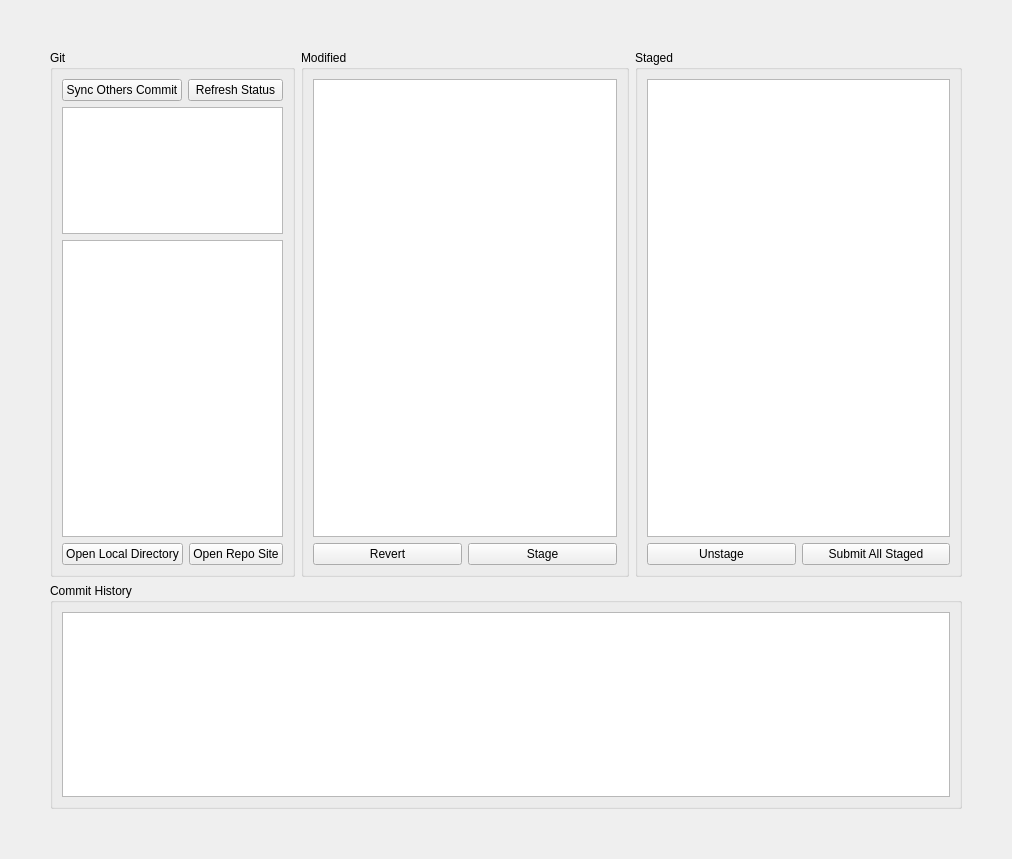
First picture: the form in plugins/core/submit/submit_section.ui, repository tonmaiart/UkoreHub, before the edit.
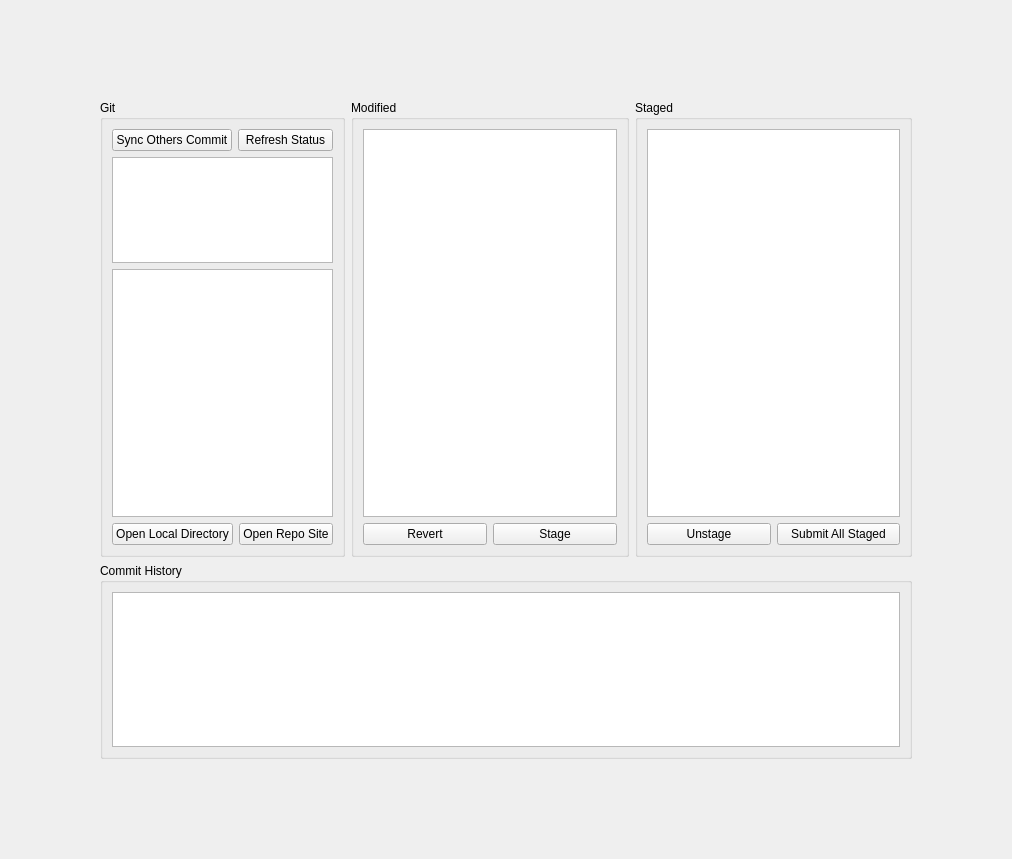
Second picture: the form after the edit.

What changed in the file:
```diff
--- a/plugins/core/submit/submit_section.ui
+++ b/plugins/core/submit/submit_section.ui
@@ -15,16 +15,16 @@
   </property>
   <layout class="QGridLayout" name="gridLayout">
    <property name="leftMargin">
-    <number>50</number>
+    <number>100</number>
    </property>
    <property name="topMargin">
-    <number>50</number>
+    <number>100</number>
    </property>
    <property name="rightMargin">
-    <number>50</number>
+    <number>100</number>
    </property>
    <property name="bottomMargin">
-    <number>50</number>
+    <number>100</number>
    </property>
    <item row="0" column="0">
     <layout class="QVBoxLayout" name="verticalLayout" stretch="7,3">
```
